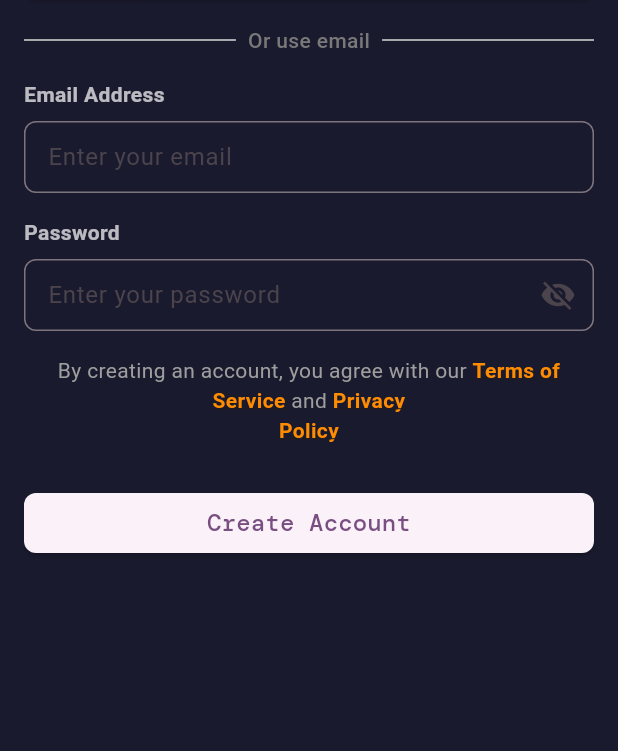
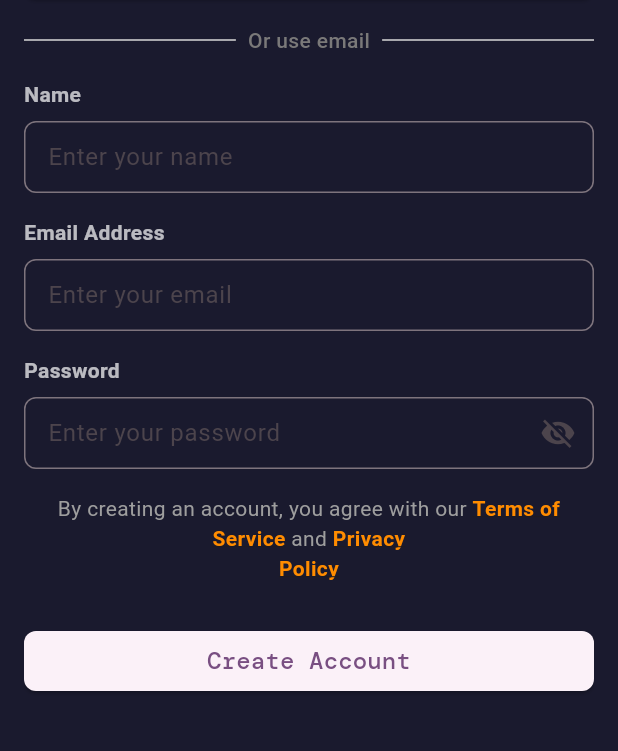
Before and after one commit to ANTONINEUTRON/symbal_fl, a Flutter app: the CreateAccountPage screen opened by its route, tab 2 chosen, on a phone screen of 412 x 824 dp, the part 455-1206 px from its top. Run offline on Flutter 3.47's test engine with Material 3 defaults, Android fonts, the light colour scheme and no system bars; our stand-ins replace auto_route, curved_navigation_bar, equatable, flutter_animate, flutter_bloc, flutter_styled_toast and 5 more; accounts and stored records are empty.

Commit message:
before brute

```diff
--- a/lib/features/auth/data/models/app_user.dart
+++ b/lib/features/auth/data/models/app_user.dart
@@ -16,7 +16,6 @@ abstract class AppUser with _$AppUser {
   }) = _AppUser;
 
   factory AppUser.fromJson(Map<String, dynamic> json) => _$AppUserFromJson(json);
-
 }
 
 enum UserStatus {
--- a/lib/features/auth/data/repository/supabase_auth_repository.dart
+++ b/lib/features/auth/data/repository/supabase_auth_repository.dart
@@ -1,3 +1,4 @@
+import 'package:flutter/foundation.dart';
 import 'package:supabase_flutter/supabase_flutter.dart';
 import 'package:symbal_fl/features/auth/data/models/app_user.dart';
 import 'package:symbal_fl/features/auth/domain/repositories/auth_repository.dart';
@@ -11,11 +12,15 @@ class SupabaseAuthRepository implements AuthRepository {
   Future<AppUser> createAccount({
     required String email,
     required String password,
+    required String name,
   }) async {
     try {
       final response = await _supabase.auth.signUp(
         email: email,
         password: password,
+        data: {
+          name: name
+        }
       );
 
       if (response.user == null) {
@@ -91,6 +96,10 @@ class SupabaseAuthRepository implements AuthRepository {
 
     /// Maps Supabase AuthException to more user-friendly exceptions
   Exception _handleAuthException(AuthException e) {
+    if(kDebugMode) {
+      print("Supabase AuthException: ${e.message}");
+    }
+
     switch (e.statusCode) {
       case '400':
         if (e.message.contains('User already registered')) {
--- a/lib/features/auth/domain/repositories/auth_repository.dart
+++ b/lib/features/auth/domain/repositories/auth_repository.dart
@@ -20,11 +20,11 @@ abstract class AuthRepository {
   /// Parameters:
   /// - [email]: The user's email address (must be valid format)
   /// - [password]: The user's password (should meet security requirements)
-  ///
+  /// - [name]: The user's name (optional, can be used for display purposes)
   /// Returns the created [AppUser] object on success.
   /// Throws an exception if account creation fails (e.g., email already exists,
   /// weak password, network error).
-  Future<AppUser> createAccount({required String email, required String password});
+  Future<AppUser> createAccount({required String name, required String email, required String password});
 
   /// Authenticates a user with email and password.
   ///
--- a/lib/features/auth/ui/cubits/auth_cubit.dart
+++ b/lib/features/auth/ui/cubits/auth_cubit.dart
@@ -29,6 +29,11 @@ late AuthRepository _authRepository;
     emit(state.copyWith(email: email));
   }
 
+
+  void setName(String name) {
+    emit(state.copyWith(name: name));
+  }
+
   void setPassword(String password) {
     emit(state.copyWith(password: password));
   }
@@ -40,11 +45,12 @@ late AuthRepository _authRepository;
       final appUser = await _authRepository.createAccount(
         email: state.email!,
         password: state.password!,
+        name: state.name,
       );
       print("Created account for user: ${appUser.email}");
       emit(state.copyWith(
         user: appUser,
-        status: AuthStatus.authenticated,
+        status: AuthStatus.accountCreated,
         errorMessage: "",
       ));
     } catch (e) {
--- a/lib/features/auth/ui/cubits/auth_state.dart
+++ b/lib/features/auth/ui/cubits/auth_state.dart
@@ -1,13 +1,14 @@
 import 'package:equatable/equatable.dart';
 import 'package:symbal_fl/features/auth/data/models/app_user.dart';
-
 
 enum AuthStatus {
   initial,
   authenticated,
   unauthenticated,
   loading,
-  error, passwordReset,
+  error,
+  passwordReset,
+  accountCreated,
 }
 
 class AuthState extends Equatable {
@@ -16,9 +17,11 @@ class AuthState extends Equatable {
   final AppUser? user;
   final AuthStatus status;
   final String errorMessage;
+  final String name;
 
   const AuthState({
     this.user,
+    this.name = '',
     this.email,
     this.password,
     this.status = AuthStatus.initial,
@@ -26,11 +29,19 @@ class AuthState extends Equatable {
   });
 
   @override
-  List<Object?> get props => [user, email, password, status, errorMessage];
+  List<Object?> get props => [
+    user,
+    name,
+    email,
+    password,
+    status,
+    errorMessage,
+  ];
 
   AuthState copyWith({
     AppUser? user,
     String? email,
+    String? name,
     String? password,
     AuthStatus? status,
     String? errorMessage,
@@ -38,6 +49,7 @@ class AuthState extends Equatable {
     return AuthState(
       user: user ?? this.user,
       email: email ?? this.email,
+      name: name ?? this.name,
       password: password ?? this.password,
       status: status ?? this.status,
       errorMessage: errorMessage ?? this.errorMessage,
--- a/lib/features/auth/ui/pages/auth_page.dart
+++ b/lib/features/auth/ui/pages/auth_page.dart
@@ -9,7 +9,10 @@ import 'package:symbal_fl/features/auth/ui/cubits/auth_cubit.dart';
 import 'package:symbal_fl/features/auth/ui/cubits/auth_state.dart';
 import 'package:symbal_fl/features/auth/ui/widgets/create_account_tab.dart';
 import 'package:symbal_fl/features/auth/ui/widgets/login_tab.dart';
+import 'package:symbal_fl/features/auth/ui/widgets/oauth_buttons.dart';
+import 'package:symbal_fl/features/auth/ui/widgets/verification_email_sent_page.dart';
 import 'package:symbal_fl/gen/assets.gen.dart';
+
 @RoutePage()
 class CreateAccountPage extends StatelessWidget {
   const CreateAccountPage({super.key});
@@ -26,18 +29,27 @@ class CreateAccountPage extends StatelessWidget {
         WidgetsBinding.instance.addPostFrameCallback((_) {
           appCubit.setErrorMessage(authCubit.state.errorMessage);
         });
-        return const SizedBox.shrink();
+        break;
       case AuthStatus.authenticated:
         WidgetsBinding.instance.addPostFrameCallback((_) {
           // context.router.replaceNamed(AppConstants.homeRoute);
-          appCubit.setAlertMessage("Welcome Back, ${authCubit.state.user?.name ?? authCubit.state.user?.email}");
+          appCubit.setAlertMessage(
+            "Welcome Back, ${authCubit.state.user?.name ?? authCubit.state.user?.email}",
+          );
         });
-        return const SizedBox.shrink();
+        break;
+      case AuthStatus.accountCreated:
+        WidgetsBinding.instance.addPostFrameCallback((_) {
+          appCubit.setAlertMessage(
+            "Account created successfully for ${authCubit.state.user?.email}",
+          );
+        });
+        return VerificationEmailSentPage();
       case AuthStatus.passwordReset:
         WidgetsBinding.instance.addPostFrameCallback((_) {
           appCubit.setErrorMessage("Password reset email sent");
         });
-        return const SizedBox.shrink();
+        break;
       default:
         break;
     }
@@ -51,10 +63,7 @@ class CreateAccountPage extends StatelessWidget {
               children: [
                 const SizedBox(height: 8.0),
                 // Logo Section
-                Assets.brand.symbalLogo.image(
-                  height: 60,
-                  width: 60,
-                ),
+                Assets.brand.symbalLogo.image(height: 60, width: 60),
                 Text(
                   AppConstants.appName,
                   style: TextStyle(
@@ -73,7 +82,7 @@ class CreateAccountPage extends StatelessWidget {
                 ).addSpacing(bottom: 8),
 
                 // Toggle Between Login and Create Account
-                 TabBar(
+                TabBar(
                   indicatorColor: Theme.of(context).colorScheme.tertiary,
                   indicatorWeight: 2,
                   indicatorSize: TabBarIndicatorSize.tab,
@@ -86,29 +95,19 @@ class CreateAccountPage extends StatelessWidget {
                     color: Color(0XFFB2B2B2),
                   ),
                   tabs: [
-                    Tab(
-                      child: Text(
-                        'Log in',
-                      ),
-                    ),
-                    Tab(
-                      child: Text(
-                        'Create Account',
-                      ),
-                    )
+                    Tab(child: Text('Log in')),
+                    Tab(child: Text('Create Account')),
                   ],
                 ).addSpacing(bottom: 24),
 
+                OAuthButtons(),
                 //
                 SizedBox(
                   height: MediaQuery.of(context).size.height * 0.7,
                   child: const TabBarView(
-                    children: [
-                      LoginTab(),
-                      CreateAccountTab(),
-                    ],
+                    children: [LoginTab(), CreateAccountTab()],
                   ),
-                )
+                ),
               ],
             ).addSpacing(horizontal: 16),
           ),
--- a/lib/features/auth/ui/widgets/create_account_tab.dart
+++ b/lib/features/auth/ui/widgets/create_account_tab.dart
@@ -27,6 +27,18 @@ class _CreateAccountTabState extends State<CreateAccountTab> {
     final emailRegex = RegExp(r'^[a-zA-Z0-9._%+-]+@[a-zA-Z0-9.-]+\.[a-zA-Z]{2,}$');
     if (!emailRegex.hasMatch(value)) {
       return 'Please enter a valid email address';
+    }
+
+    return null;
+  }
+
+  String? _validateName(String? value) {
+    if (value == null || value.isEmpty) {
+      return 'Name is required';
+    }
+
+    if (value.length < 4) {
+      return 'Name must be at least 4 characters long';
     }
 
     return null;
@@ -87,7 +99,36 @@ class _CreateAccountTabState extends State<CreateAccountTab> {
         physics: const NeverScrollableScrollPhysics(),
 
         children: [
-        const OAuthButtons(),
+        // Name Text Field
+        Column(
+          crossAxisAlignment: CrossAxisAlignment.start,
+          children: [
+            const Text(
+              "Name",
+              textAlign: TextAlign.start,
+              style: TextStyle(
+                fontWeight: FontWeight.w600,
+                color: Colors.white70,
+              ),
+            ).addSpacing(bottom: 8),
+            TextFormField(
+              // controller: _nameController,
+              onChanged: (value) => authCubit.setName(value),
+              validator: _validateName,
+              decoration: InputDecoration(
+                hintText: 'Enter your name',
+                border: OutlineInputBorder(
+                  borderRadius: BorderRadius.circular(8.0),
+                ),
+                contentPadding: const EdgeInsets.symmetric(
+                  vertical: 8.0,
+                  horizontal: 12.0,
+                ),
+              ),
+            ),
+          ],
+        ).addSpacing(bottom: 16),
+
         // Email Text Field
         Column(
           crossAxisAlignment: CrossAxisAlignment.start,
--- a/lib/features/auth/ui/widgets/login_tab.dart
+++ b/lib/features/auth/ui/widgets/login_tab.dart
@@ -43,8 +43,6 @@ class _LoginTabState extends State<LoginTab> {
     return ListView(
       physics: const NeverScrollableScrollPhysics(),
       children: [
-        const OAuthButtons(),
-
         // Email Text Field
         Column(
           crossAxisAlignment: CrossAxisAlignment.start,
```
Also changed, not shown: lib/core/route/app_route.dart (+3 -5 lines), lib/features/auth/ui/widgets/verification_email_sent_page.dart (added, +197 -0 lines), lib/core/route/app_route.gr.dart.
